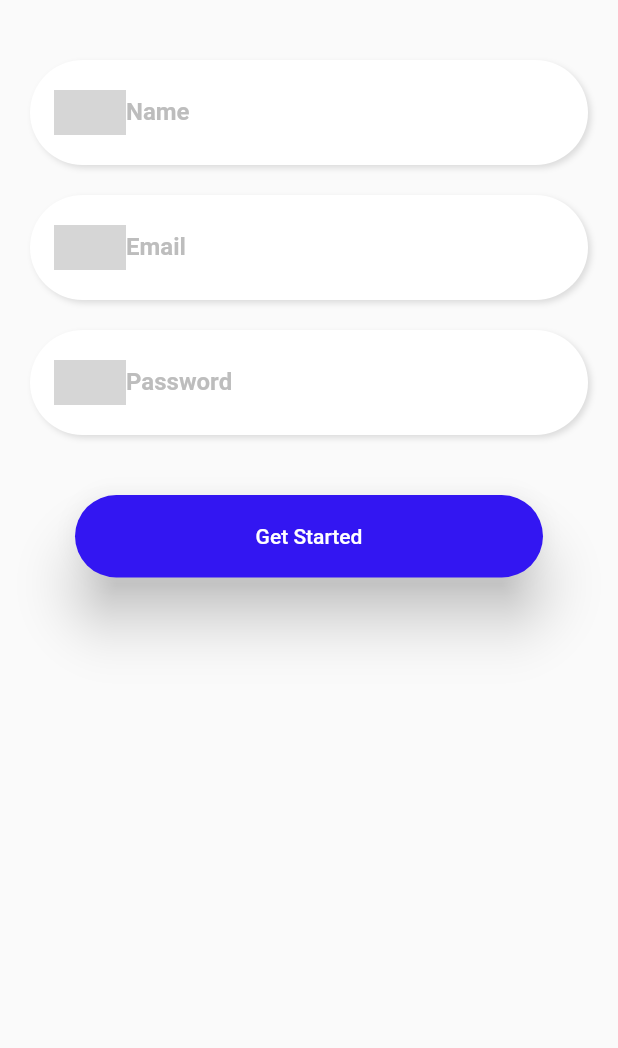
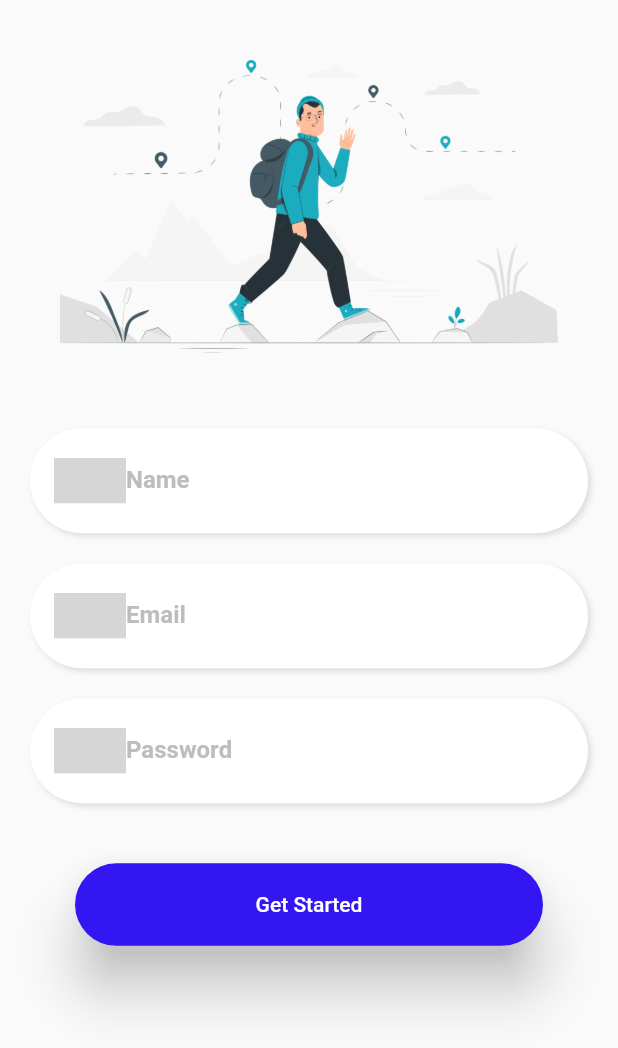
Before and after one commit to uuta/trander_flutter, a Flutter app: the SignupForm screen opened directly, on a phone screen of 412 x 824 dp. Shown: the top 1048 px of the screen. Run offline on Flutter 3.47's test engine with Material 2 defaults, Android fonts, the phone set to English and light mode, and no system bars; our stand-ins replace flutter_form_builder, font_awesome_flutter, introduction_screen; missing offline and left inert: decorated_icon; Roboto replaces fonts that are missing (Arial); grey boxes are pictures that could not be loaded.

```diff
--- a/lib/widgets/signups/signup_form.dart
+++ b/lib/widgets/signups/signup_form.dart
@@ -15,6 +15,11 @@ class SignupForm extends StatelessWidget {
           child: SingleChildScrollView(
             child: Column(
               children: [
+                Padding(
+                  child: Image.asset('assets/images/stories/walking.png'),
+                  padding: const EdgeInsets.only(
+                      top: 20, bottom: 30, left: 20, right: 20),
+                ),
                 const SizedBox(height: 20),
                 IconForm(
                   label: "Name",
```
Also changed, not shown: assets/images/stories/walking.png (added).
